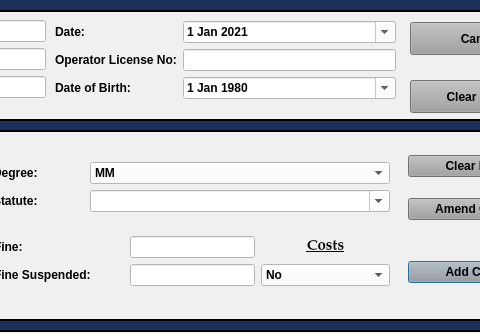
First picture: the form in resources/ui/MinorMisdemeanorDialog.ui, repository HunterProgram22/MuniEntry, before the edit; both pictures show x 435 to 915 and y 0 to 333 of the 1003 by 800 pixel window.
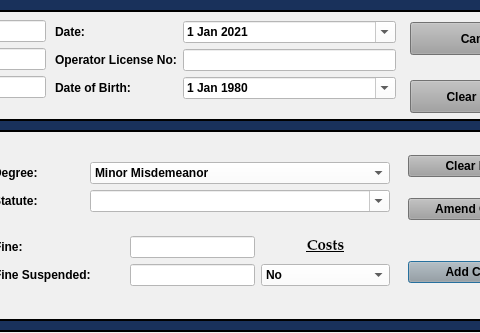
Second picture: the form after the edit.

```diff
--- a/resources/ui/MinorMisdemeanorDialog.ui
+++ b/resources/ui/MinorMisdemeanorDialog.ui
@@ -289,7 +289,7 @@
          </property>
          <item>
           <property name="text">
-           <string>MM</string>
+           <string>Minor Misdemeanor</string>
           </property>
          </item>
          <item>
```
Left out of the diff: 2 changed lines with no effect on the pictures.
